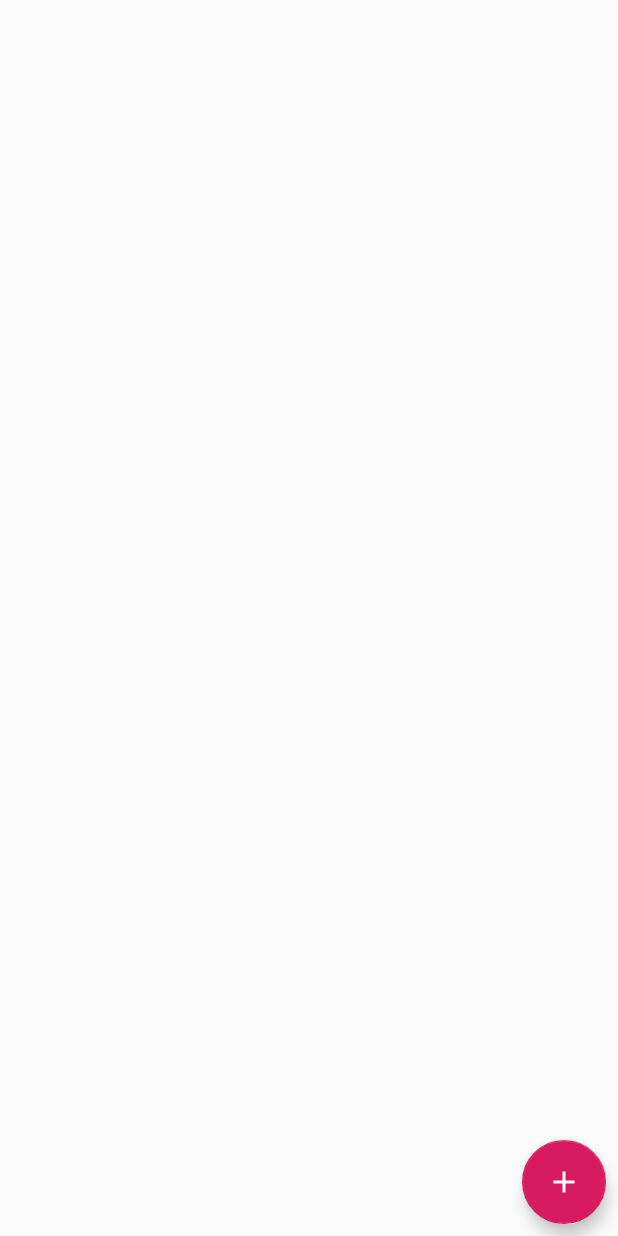
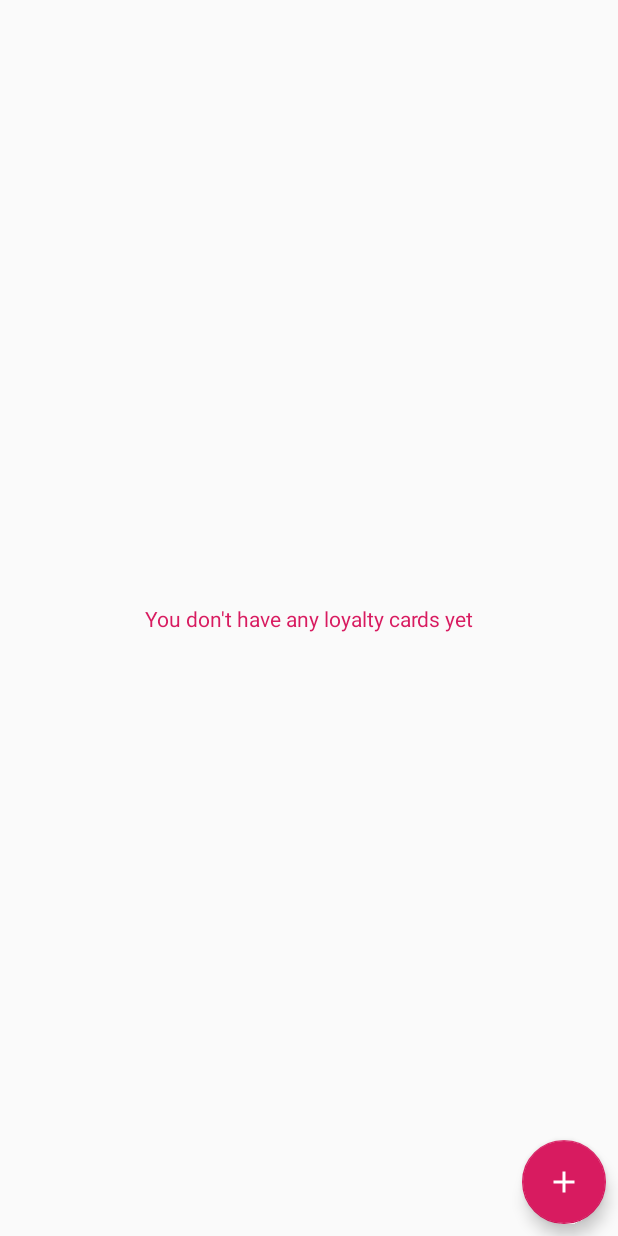
Before and after one commit to lgorczynski98/ShopAssistAndroidClient, an Android app: the layout fragment_loyalty_cards.xml on its own in the app's theme, with its tools: preview values and no code run, on a phone screen of 412 x 824 dp. Run offline under Robolectric (Android 15) with nearby library versions, the phone set to English and light mode, and no system bars.

Commit message:
Added text when no cards or receipts and response on failed loging in

```diff
--- a/app/src/main/java/com/lgorczynski/shopassist/ui/log_in/LoginRepository.java
+++ b/app/src/main/java/com/lgorczynski/shopassist/ui/log_in/LoginRepository.java
@@ -38,8 +38,8 @@ public class LoginRepository {
                 .enqueue(new Callback<LoginResponse>() {
                     @Override
                     public void onResponse(Call<LoginResponse> call, Response<LoginResponse> response) {
+                        loginResponseMutableLiveData.postValue(response.body());
                         if(response.isSuccessful()){
-                            loginResponseMutableLiveData.postValue(response.body());
                             Log.d(TAG, "onResponse: " + response.body().getToken());
                         }
                     }
--- a/app/src/main/java/com/lgorczynski/shopassist/ui/receipts/ReceiptsFragment.java
+++ b/app/src/main/java/com/lgorczynski/shopassist/ui/receipts/ReceiptsFragment.java
@@ -55,10 +55,16 @@ public class ReceiptsFragment extends Fragment implements ReceiptRecyclerViewAda
         View root = inflater.inflate(R.layout.fragment_receipts, container, false);
 
         setHasOptionsMenu(true);
+
+        final TextView noReceiptsText = root.findViewById(R.id.receipt_no_receipts_text);
+
         recyclerView = root.findViewById(R.id.receipt_recycler_view);
         receiptsViewModel.getReceiptsResponseLiveData().observe(this, new Observer<List<Receipt>>() {
             @Override
             public void onChanged(List<Receipt> receipts) {
+                if(receipts.size() == 0)
+                    noReceiptsText.setVisibility(View.VISIBLE);
+                else noReceiptsText.setVisibility(View.GONE);
                 adapter = new ReceiptRecyclerViewAdapter(getContext(), receipts, ReceiptsFragment.this);
                 recyclerView.setLayoutManager(new LinearLayoutManager(getContext()));
                 recyclerView.setAdapter(adapter);
--- a/app/src/main/res/layout/fragment_loyalty_cards.xml
+++ b/app/src/main/res/layout/fragment_loyalty_cards.xml
@@ -1,6 +1,7 @@
 <?xml version="1.0" encoding="utf-8"?>
 <androidx.constraintlayout.widget.ConstraintLayout xmlns:android="http://schemas.android.com/apk/res/android"
     xmlns:app="http://schemas.android.com/apk/res-auto"
+    xmlns:tools="http://schemas.android.com/tools"
     android:layout_width="match_parent"
     android:layout_height="match_parent">
 
@@ -40,4 +41,17 @@
         app:layout_constraintEnd_toEndOf="parent"
         app:srcCompat="@drawable/ic_add_white_24dp" />
 
+    <TextView
+        android:id="@+id/loyalty_cards_no_cards_text"
+        android:layout_width="wrap_content"
+        android:layout_height="wrap_content"
+        android:text="@string/no_loyalty_cards"
+        android:textColor="@color/colorAccent"
+        android:visibility="gone"
+        app:layout_constraintBottom_toBottomOf="parent"
+        app:layout_constraintEnd_toEndOf="parent"
+        app:layout_constraintStart_toStartOf="parent"
+        app:layout_constraintTop_toTopOf="@+id/loyalty_cards_recycler_view"
+        tools:visibility="visible" />
+
 </androidx.constraintlayout.widget.ConstraintLayout>
--- a/app/src/main/res/values/strings.xml
+++ b/app/src/main/res/values/strings.xml
@@ -60,6 +60,8 @@
     <string name="new_password">New password</string>
     <string name="email_is">Email:</string>
     <string name="username_is">Username:</string>
+    <string name="no_loyalty_cards">You don\'t have any loyalty cards yet</string>
+    <string name="no_receipts">You don\'t have any receipts yet</string>
     <string name="download_receipts_local_copy">Create a local copy of all the receipt scans</string>
     <string name="text_about_loyalty_cards">Shop Assist is an app that allows you to store all your loyalty cards in one place. It slims down your wallet and let\'s you do your shopping without concerns that you\'ll miss your discounts!</string>
     <string name="text_about_receipts">Shop Assist also provides you opportunity to store your receipts for later use such as return purchased items, warranty, receipt lotteries. Your receipts will never come fade!</string>
```
Also changed, not shown: app/src/main/java/com/lgorczynski/shopassist/ui/log_in/LogInFragment.java (+28 -1 lines), app/src/main/java/com/lgorczynski/shopassist/ui/loyalty_cards/LoyaltyCardsFragment.java (+7 -0 lines), app/src/main/res/layout/fragment_log_in.xml (+11 -0 lines), app/src/main/res/layout/fragment_receipts.xml (+15 -0 lines).
